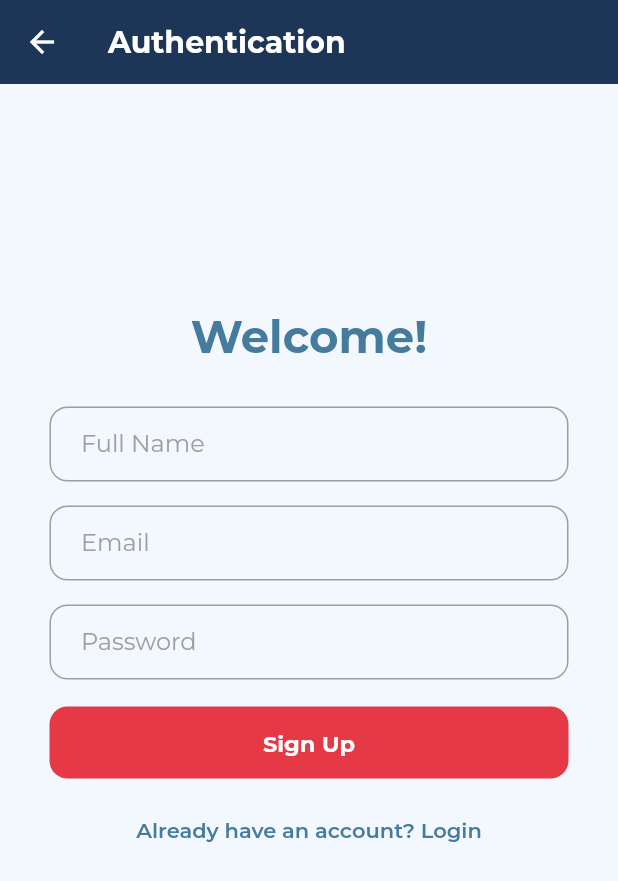
After one commit to JoelVStan/Accident-Detection, a Flutter app: the AuthForm screen opened directly, after a tap on "Sign Up", on a phone screen of 412 x 824 dp. The commit adds this screen. Shown: the top 881 px of the screen. Run offline on Flutter 3.47's test engine with Material 2 defaults, Android fonts, the phone set to English and light mode, and no system bars; our stand-ins replace cloud_firestore, contacts_service, curved_navigation_bar, firebase_auth, firebase_core, flutter_blue and 8 more; missing offline and left inert: dart:ffi, telephony; accounts and stored records are empty; network calls fail.

Commit message:
Login and Signup API have been integrated

```diff
--- /dev/null
+++ b/lib/signupandsignin.dart
@@ -0,0 +1,285 @@
+import 'package:flutter/material.dart';
+import 'package:accident_detection/functions/authFunctions.dart';
+import 'package:google_fonts/google_fonts.dart';
+import 'package:http/http.dart';
+import 'dart:convert';
+
+
+
+class AuthForm extends StatefulWidget {
+  const AuthForm({super.key});
+
+  @override
+  State<AuthForm> createState() => _AuthFormState();
+}
+
+class _AuthFormState extends State<AuthForm> {
+  final _formKey = GlobalKey<FormState>();
+
+  String email = '';
+  String password = '';
+  String fullname = '';
+  bool login = false;
+
+
+  void signIn() async
+  {
+    try{
+      print("Here in signIn() -----------------------------");
+      Response response = await post(
+        Uri.parse('https://accident-detection-alert-system-backend.onrender.com/account/login/'),
+        body: {
+          'email' : email,
+          'password' : password
+        }
+      );
+
+      if(response.statusCode == 200){
+        var data = jsonDecode(response.body.toString());
+        print(data['token']);
+
+        // login = true;
+        print('Login successfull');
+
+      }else {
+        print('failed');
+      }
+    }catch(e){
+      print(e.toString());
+    }
+  }
+
+  void signUp() async
+  {
+    try{
+      print("Here in singUp() -----------------------");
+      print("Fullname: $fullname");
+      print("Email: $email");
+      print("Password: $password");
+
+      Response response = await post(
+        Uri.parse('https://accident-detection-alert-system-backend.onrender.com/account/register/'),
+        body: {
+          'full_name': fullname,
+          'email' : email,
+          'password' : password
+        }
+      );
+
+
+      if(response.statusCode == 201){
+        // var data = jsonDecode(response.body.toString());
+        // print("Data: $data");
+        print('Account created successfully');
+      }else {
+        print('failed');
+      }
+    }catch(e){
+      print(e.toString());
+    }
+  }
+
+  final fullnameController = TextEditingController();
+  final emailController = TextEditingController();
+  final passwordController = TextEditingController();
+
+
+  @override
+  Widget build(BuildContext context) {
+    return Scaffold(
+      backgroundColor: Color(0xFFf3f8ff),
+      appBar: AppBar(
+        backgroundColor: Color(0xFF1d3557),
+        elevation: 0,
+        title: Text(
+          'Authentication',
+          style: GoogleFonts.montserrat(
+              textStyle: TextStyle(
+            color: Colors.white,
+            fontWeight: FontWeight.bold,
+          )),
+        ),
+      ),
+      body: SingleChildScrollView(
+        child: Form(
+          key: _formKey,
+          child: Container(
+            padding: EdgeInsets.symmetric(horizontal: 25, vertical: 150),
+            child: Column(
+              mainAxisAlignment: MainAxisAlignment.center,
+              children: [
+                // welcome text
+                Text(
+                  'Welcome!',
+                  style: GoogleFonts.montserrat(
+                      textStyle: TextStyle(
+                          fontWeight: FontWeight.bold,
+                          fontSize: 30,
+                          color: Color(0xFF457B9D))),
+                ),
+
+                SizedBox(
+                  height: 20,
+                ),
+
+                // ======== Full Name ========
+                login
+                    ? Container()
+                    : Padding(
+                        padding: const EdgeInsets.all(8.0),
+                        child: Container(
+                          padding: EdgeInsets.only(left: 20),
+                          decoration: BoxDecoration(
+                            color: Color(0xFFf3f8ff),
+                            border: Border.all(color: Colors.grey),
+                            borderRadius: BorderRadius.circular(12),
+                          ),
+                          child: TextFormField(
+                            controller: fullnameController,
+                            key: ValueKey('fullname'),
+                            decoration: InputDecoration(
+                              hintText: 'Full Name',
+                              hintStyle: GoogleFonts.montserrat(
+                                textStyle: TextStyle(color: Colors.grey),
+                              ),
+                              border: InputBorder.none,
+                            ),
+                            validator: (value) {
+                              if (value!.isEmpty) {
+                                return 'Please Enter Full Name';
+                              } else {
+                                return null;
+                              }
+                            },
+                          ),
+                        ),
+                      ),
+
+                // ======== Email ========
+                Padding(
+                  padding: const EdgeInsets.all(8.0),
+                  child: Container(
+                    padding: EdgeInsets.only(left: 20),
+                    decoration: BoxDecoration(
+                      color: Color(0xFFf3f8ff),
+                      border: Border.all(color: Colors.grey),
+                      borderRadius: BorderRadius.circular(12),
+                    ),
+                    child: TextFormField(
+                      controller: emailController,
+                      key: ValueKey('email'),
+                      decoration: InputDecoration(
+                        hintText: 'Email',
+                        hintStyle: GoogleFonts.montserrat(
+                          textStyle: TextStyle(color: Colors.grey),
+                        ),
+                        border: InputBorder.none,
+                      ),
+                      validator: (value) {
+                        if (value!.isEmpty || !value.contains('@')) {
+                          return 'Please Enter valid Email';
+                        } else {
+                          return null;
+                        }
+                      },
+                    ),
+                  ),
+                ),
+
+
+                // ======== Password ========
+                Padding(
+                  padding: const EdgeInsets.all(8.0),
+                  child: Container(
+                    padding: EdgeInsets.only(left: 20),
+                    decoration: BoxDecoration(
+                      color: Color(0xFFf3f8ff),
+                      border: Border.all(color: Colors.grey),
+                      borderRadius: BorderRadius.circular(12),
+                    ),
+                    child: TextFormField(
+                      controller: passwordController,
+                      key: ValueKey('password'),
+                      obscureText: true,
+                      decoration: InputDecoration(
+                        hintText: 'Password',
+                        hintStyle: GoogleFonts.montserrat(
+                          textStyle: TextStyle(color: Colors.grey),
+                        ),
+                        border: InputBorder.none,
+                      ),
+                      validator: (value) {
+                        if (value!.length < 6) {
+                          return 'Please Enter Password of min length 6';
+                        } else {
+                          return null;
+                        }
+                      },
+                    ),
+                  ),
+                ),
+                SizedBox(
+                  height: 2,
+                ),
+
+
+                // button
+
+                Padding(
+                  padding: const EdgeInsets.all(8),
+                  child: GestureDetector(
+                    onTap: () async {
+                        fullname = fullnameController.text.toString();
+                        email = emailController.text.toString();
+                        password = passwordController.text.toString();
+
+                        login
+                            ? signIn()
+                            : signUp();
+
+                    },
+                    child: Container(
+                      padding: EdgeInsets.all(15),
+                      decoration: BoxDecoration(
+                        color: Color(0xFFE63946),
+                        borderRadius: BorderRadius.circular(12),
+                      ),
+                      child: Center(
+                        child: Text(
+                          login ? 'Login' : 'Sign Up',
+                          style: GoogleFonts.montserrat(
+                            textStyle: TextStyle(color: Colors.white),
+                            fontWeight: FontWeight.bold,
+                            fontSize: 15,
+                          ),
+                        ),
+                      ),
+                    ),
+                  ),
+                ),
+                SizedBox(
+                  height: 2,
+                ),
+                TextButton(
+                    onPressed: () {
+                      setState(() {
+                        login = !login;
+                      });
+                    },
+                    child: Text(
+                        login
+                            ? "Don't have an account? Signup"
+                            : "Already have an account? Login",
+                        style: GoogleFonts.montserrat(
+                            textStyle: TextStyle(
+                                color: Color(0xFF457B9D),
+                                fontWeight: FontWeight.w600),
+                            fontSize: 14)))
+              ],
+            ),
+          ),
+        ),
+      ),
+    );
+  }
+}
--- a/pubspec.yaml
+++ b/pubspec.yaml
@@ -50,6 +50,7 @@ dependencies:
   permission_handler: ^10.2.0
   google_fonts: ^4.0.3
   curved_navigation_bar: ^1.0.3
+  shared_preferences: ^2.1.0
 
 flutter_icons:
   android: "launcher_icon"
```
Also changed, not shown: lib/HomePage.dart (+13 -5 lines), lib/Sample.dart (added, +10 -0 lines), lib/auth/login.dart (+128 -57 lines), lib/main.dart (+42 -12 lines), pubspec.lock, 1 other file.
